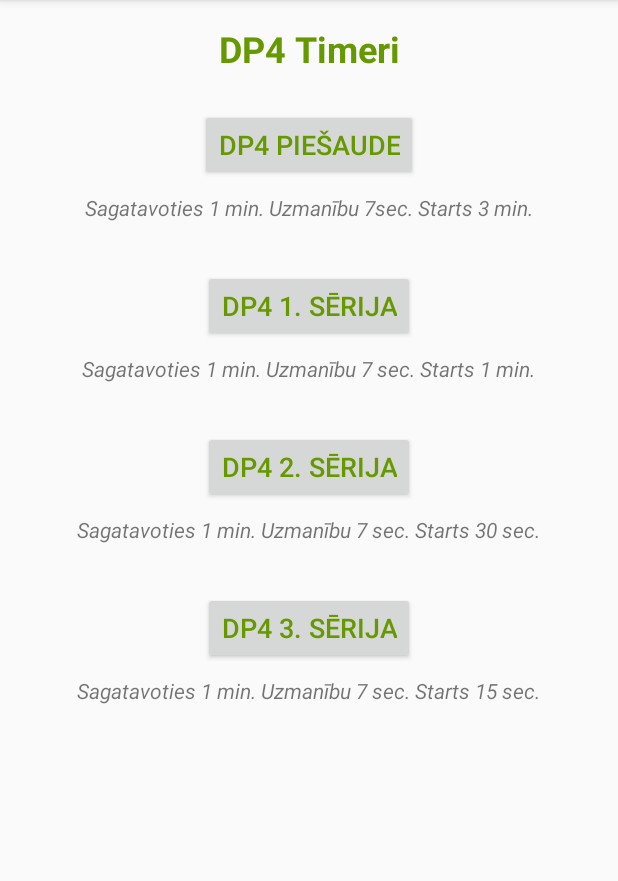
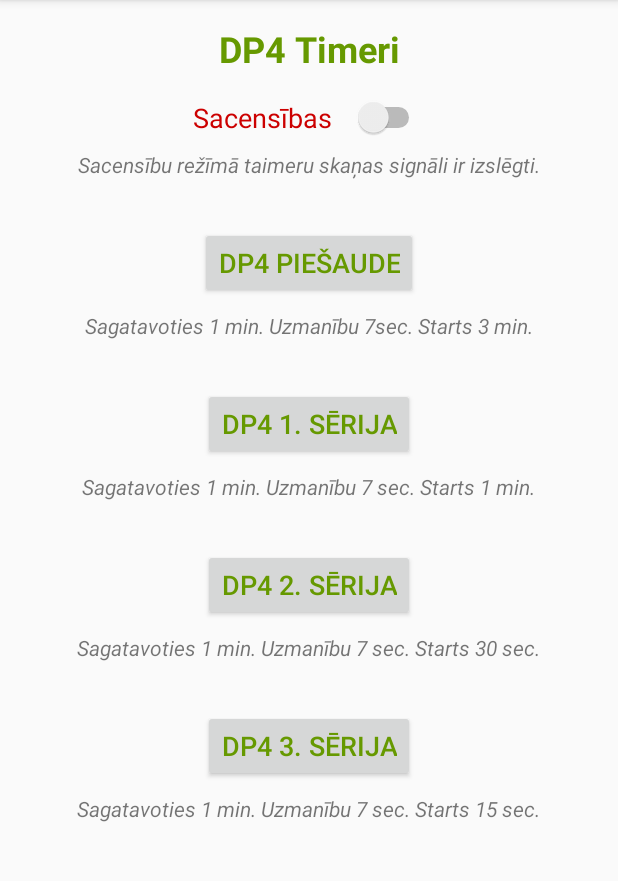
Before and after one commit to MartinsZB/DP3-un-DP4, an Android app: the DP4TimerActivity screen opened directly, with no data from a screen before it, on a phone screen of 412 x 824 dp, the part 84-965 px from its top. Run offline under Robolectric (Android 15) with nearby library versions, the phone set to English and light mode, and no system bars.

Commit message:
Timeru dizaina sacensību poga

```diff
--- a/app/src/main/res/layout/activity_dp4_timer.xml
+++ b/app/src/main/res/layout/activity_dp4_timer.xml
@@ -4,12 +4,14 @@
     xmlns:tools="http://schemas.android.com/tools"
     android:layout_width="match_parent"
     android:layout_height="match_parent"
+    android:isScrollContainer="true"
+    android:scrollbars="vertical"
     tools:context=".DP4TimerActivity">
 
     <TextView
         android:id="@+id/textView12"
         android:layout_width="wrap_content"
-        android:layout_height="wrap_content"
+        android:layout_height="0dp"
         android:layout_marginEnd="16dp"
         android:layout_marginLeft="16dp"
         android:layout_marginRight="16dp"
@@ -27,23 +29,23 @@
     <Button
         android:id="@+id/button11"
         android:layout_width="wrap_content"
-        android:layout_height="48dp"
+        android:layout_height="0dp"
         android:layout_marginEnd="16dp"
         android:layout_marginLeft="16dp"
         android:layout_marginRight="16dp"
         android:layout_marginStart="16dp"
-        android:layout_marginTop="24dp"
+        android:layout_marginTop="32dp"
         android:text="@string/dp4_timeri_piesaude"
         android:textColor="@android:color/holo_green_dark"
         android:textSize="18sp"
         app:layout_constraintEnd_toEndOf="parent"
         app:layout_constraintStart_toStartOf="parent"
-        app:layout_constraintTop_toBottomOf="@+id/textView12" />
+        app:layout_constraintTop_toBottomOf="@+id/textView17" />
 
     <TextView
         android:id="@+id/textView13"
         android:layout_width="wrap_content"
-        android:layout_height="wrap_content"
+        android:layout_height="0dp"
         android:layout_marginEnd="16dp"
         android:layout_marginLeft="16dp"
         android:layout_marginRight="16dp"
@@ -58,7 +60,7 @@
     <Button
         android:id="@+id/button12"
         android:layout_width="wrap_content"
-        android:layout_height="wrap_content"
+        android:layout_height="0dp"
         android:layout_marginEnd="16dp"
         android:layout_marginLeft="16dp"
         android:layout_marginRight="16dp"
@@ -74,7 +76,7 @@
     <TextView
         android:id="@+id/textView14"
         android:layout_width="wrap_content"
-        android:layout_height="wrap_content"
+        android:layout_height="0dp"
         android:layout_marginEnd="16dp"
         android:layout_marginLeft="16dp"
         android:layout_marginRight="16dp"
@@ -89,7 +91,7 @@
     <Button
         android:id="@+id/button13"
         android:layout_width="wrap_content"
-        android:layout_height="wrap_content"
+        android:layout_height="0dp"
         android:layout_marginEnd="16dp"
         android:layout_marginLeft="16dp"
         android:layout_marginRight="16dp"
@@ -105,7 +107,7 @@
     <TextView
         android:id="@+id/textView15"
         android:layout_width="wrap_content"
-        android:layout_height="wrap_content"
+        android:layout_height="0dp"
         android:layout_marginEnd="16dp"
         android:layout_marginLeft="16dp"
         android:layout_marginRight="16dp"
@@ -120,7 +122,7 @@
     <Button
         android:id="@+id/button14"
         android:layout_width="wrap_content"
-        android:layout_height="wrap_content"
+        android:layout_height="0dp"
         android:layout_marginEnd="16dp"
         android:layout_marginLeft="16dp"
         android:layout_marginRight="16dp"
@@ -136,7 +138,7 @@
     <TextView
         android:id="@+id/textView16"
         android:layout_width="wrap_content"
-        android:layout_height="wrap_content"
+        android:layout_height="0dp"
         android:layout_marginEnd="16dp"
         android:layout_marginLeft="16dp"
         android:layout_marginRight="16dp"
@@ -147,4 +149,35 @@
         app:layout_constraintEnd_toEndOf="parent"
         app:layout_constraintStart_toStartOf="parent"
         app:layout_constraintTop_toBottomOf="@+id/button14" />
+
+    <Switch
+        android:id="@+id/switch2"
+        android:layout_width="wrap_content"
+        android:layout_height="wrap_content"
+        android:layout_marginEnd="16dp"
+        android:layout_marginLeft="16dp"
+        android:layout_marginRight="16dp"
+        android:layout_marginStart="16dp"
+        android:layout_marginTop="16dp"
+        android:text="@string/Timeri_sacensibam"
+        android:textColor="@android:color/holo_red_dark"
+        android:textSize="18sp"
+        app:layout_constraintEnd_toEndOf="parent"
+        app:layout_constraintStart_toStartOf="parent"
+        app:layout_constraintTop_toBottomOf="@+id/textView12" />
+
+    <TextView
+        android:id="@+id/textView17"
+        android:layout_width="wrap_content"
+        android:layout_height="0dp"
+        android:layout_marginEnd="16dp"
+        android:layout_marginLeft="16dp"
+        android:layout_marginRight="16dp"
+        android:layout_marginStart="16dp"
+        android:layout_marginTop="8dp"
+        android:text="@string/Timeri_sacensibu_info"
+        android:textStyle="italic"
+        app:layout_constraintEnd_toEndOf="parent"
+        app:layout_constraintStart_toStartOf="parent"
+        app:layout_constraintTop_toBottomOf="@+id/switch2" />
 </android.support.constraint.ConstraintLayout>
--- a/app/src/main/res/values/strings.xml
+++ b/app/src/main/res/values/strings.xml
@@ -40,4 +40,6 @@
     <string name="dp4_timer_serija1_info">Sagatavoties 1 min. Uzmanību 7 sec. Starts 1 min.</string>
     <string name="dp4_timer_serija2_info">Sagatavoties 1 min. Uzmanību 7 sec. Starts 30 sec.</string>
     <string name="dp4_timer_serija3_info">Sagatavoties 1 min. Uzmanību 7 sec. Starts 15 sec.</string>
+    <string name="Timeri_sacensibam">"Sacensības   "</string>
+    <string name="Timeri_sacensibu_info">Sacensību režīmā taimeru skaņas signāli ir izslēgti.</string>
 </resources>
```
Also changed, not shown: app/src/main/res/layout/activity_dp3_timer.xml (+33 -2 lines).
